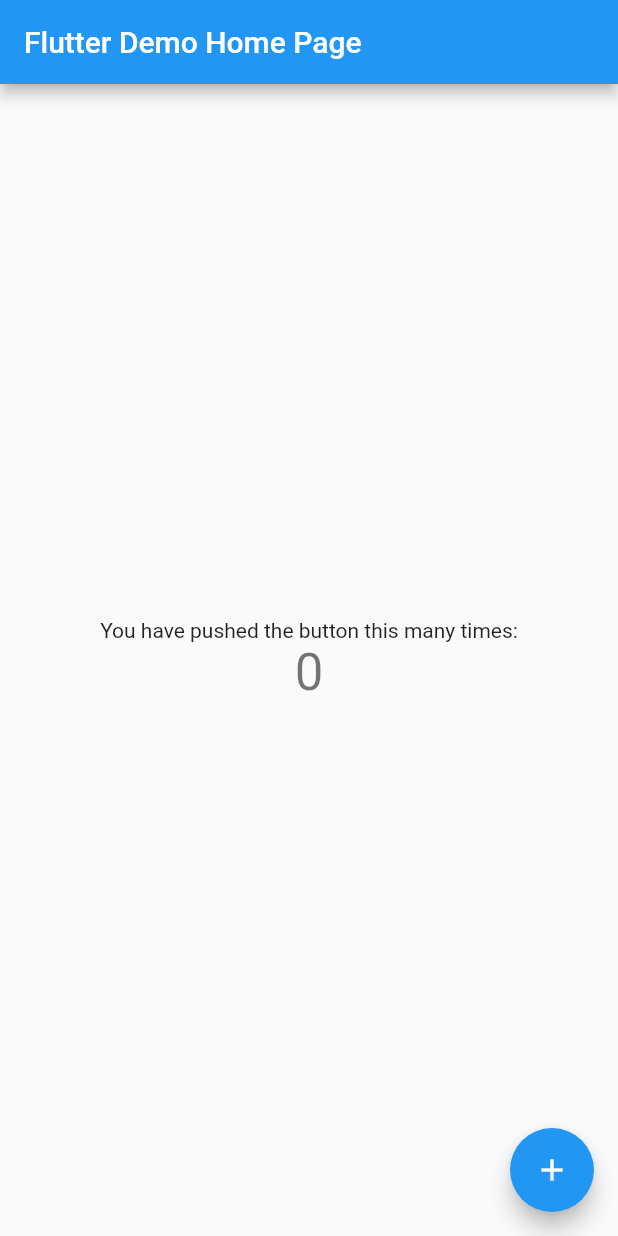
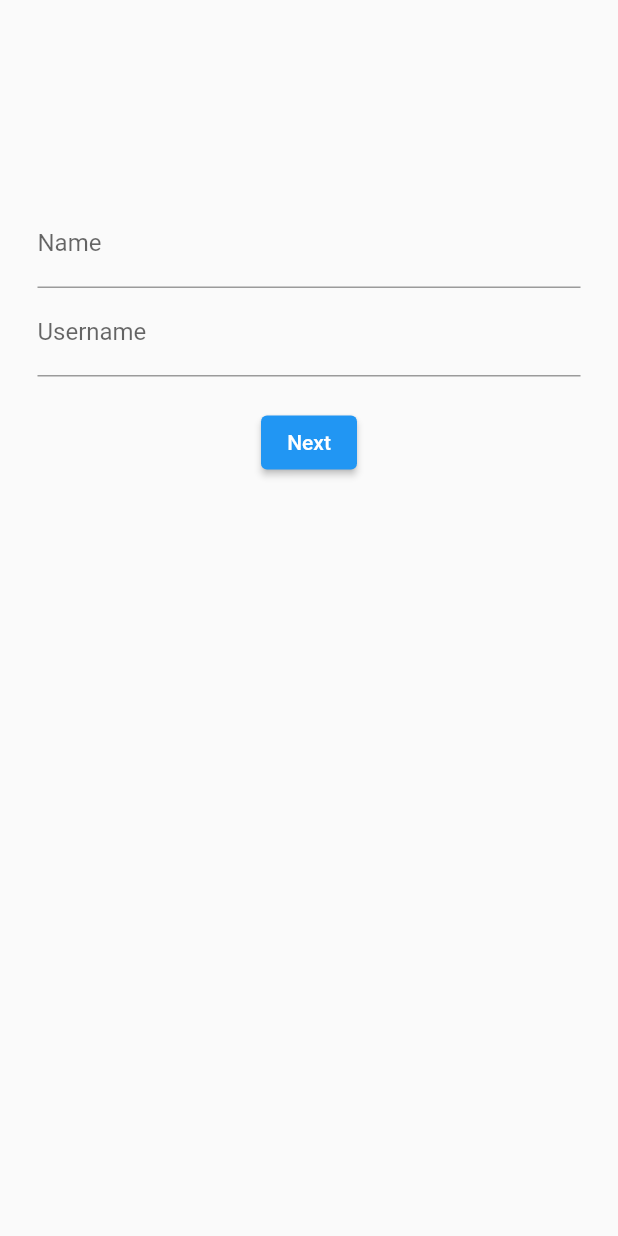
Before and after one commit to MizuPanda/MyApp, a Flutter app: the screen it shows after launch, on a phone screen of 412 x 824 dp. Run offline on Flutter 3.47's test engine with Material 2 defaults, Android fonts, the phone set to English and light mode, and no system bars; our stand-ins replace firebase_auth, firebase_core; accounts and stored records are empty.

Commit message:
first day. stack not working. sign up apge

```diff
--- a/lib/main.dart
+++ b/lib/main.dart
@@ -1,6 +1,11 @@
 import 'package:flutter/material.dart';
+import 'package:firebase_core/firebase_core.dart';
+import 'package:myapp/signup_page.dart';
+import 'firebase_options.dart';
 
-void main() {
+void main() async {
+  WidgetsFlutterBinding.ensureInitialized();
+  await Firebase.initializeApp();
   runApp(const MyApp());
 }
 
@@ -24,7 +29,7 @@ class MyApp extends StatelessWidget {
         // is not restarted.
         primarySwatch: Colors.blue,
       ),
-      home: const MyHomePage(title: 'Flutter Demo Home Page'),
+      home: const SignUpPage(),
     );
   }
 }
--- /dev/null
+++ b/lib/signup_page.dart
@@ -0,0 +1,216 @@
+
+import 'package:flutter/material.dart';
+import 'package:firebase_auth/firebase_auth.dart';
+
+class SignUpPage extends StatefulWidget {
+  const SignUpPage({super.key});
+
+  @override
+  State<SignUpPage> createState() => _SignUpPageState();
+}
+
+class _SignUpPageState extends State<SignUpPage> with TickerProviderStateMixin {
+  final _formKey1 = GlobalKey<FormState>();
+  final _formKey2 = GlobalKey<FormState>();
+  final _formKey3 = GlobalKey<FormState>();
+  late String _name, _username, _email, _country, _password;
+
+  bool _showNameAndUsername = true;
+  bool _showEmailAndCountry = false;
+  bool _showPassword = false;
+
+  late AnimationController _controller;
+  late Animation<double> _opacityAnimation;
+
+  @override
+  void initState() {
+    super.initState();
+    _controller = AnimationController(
+      vsync: this,
+      duration: const Duration(milliseconds: 500),
+    );
+    _opacityAnimation =
+        Tween<double>(begin: 0.0, end: 1.0).animate(_controller);
+  }
+
+  void _showNextSection() {
+    debugPrint("Next1234");
+
+    setState(() {
+      if (_showNameAndUsername) {
+        _showNameAndUsername = false;
+        _showEmailAndCountry = true;
+      } else if (_showEmailAndCountry) {
+        _showEmailAndCountry = false;
+        _showPassword = true;
+      }
+    });
+    _controller.forward();
+  }
+
+  @override
+  Widget build(BuildContext context) {
+    return Scaffold(
+      resizeToAvoidBottomInset: false,
+      body: Padding(
+        padding: const EdgeInsets.all(25),
+        child: Column(
+          mainAxisAlignment: MainAxisAlignment.center,
+          crossAxisAlignment: CrossAxisAlignment.center,
+          children: [
+            Form(
+              key: _formKey1,
+              child: AnimatedOpacity(
+                opacity: _showNameAndUsername ? 1.0 : 0.0,
+                duration: const Duration(milliseconds: 500),
+                child: Column(
+                  children: [
+                    TextFormField(
+                      decoration: const InputDecoration(labelText: "Name",),
+                      validator: (value) {
+                        if (value == null || value.isEmpty) {
+                          return "Please enter your name";
+                        }
+                        return null;
+                      },
+                      onSaved: (value) => _name = value!,
+                    ),
+                    TextFormField(
+                      decoration: const InputDecoration(
+                        labelText: "Username",
+                      ),
+                      validator: (value) {
+                        if (value == null || value.isEmpty) {
+                          return "Please enter your username";
+                        }
+                        return null;
+                      },
+                      onSaved: (value) => _username = value!,
+                    ),
+                    const SizedBox(height: 20.0),
+                    NextButton(_showNextSection, _formKey1),
+                  ],
+                ),
+              ),
+            ),
+            Center(
+              child: Form(
+                key: _formKey2,
+                child: AnimatedOpacity(
+                  opacity: _showEmailAndCountry ? 1.0 : 0.0,
+                  duration: const Duration(milliseconds: 500),
+                  child: Column(
+                    children: [
+                      TextFormField(
+                        decoration: const InputDecoration(
+                          labelText: "Email",
+                        ),
+                        validator: (value) {
+                          if (value == null || value.isEmpty || !value.contains('@')) {
+                            return "Please enter your email";
+                          }
+                          return null;
+                        },
+                        onSaved: (value) => _email = value!,
+                      ),
+                      TextFormField(
+                        decoration: const InputDecoration(
+                          labelText: "Country",
+                        ),
+                        validator: (value) {
+                          if (value!.isEmpty) {
+                            return "Please enter your country";
+                          }
+                          return null;
+                        },
+                        onSaved: (value) => _country = value!,
+                      ),
+                      const SizedBox(height: 20.0),
+          NextButton(_showNextSection, _formKey2),
+                    ],
+                  ),
+                ),
+              ),
+            ),
+            Center(
+              child: Form(
+                key: _formKey3,
+                child: AnimatedOpacity(
+                  opacity: _showPassword ? 1.0 : 0.0,
+                  duration: const Duration(milliseconds: 500),
+                  child: Column(
+                    children: [
+                      TextFormField(
+                        decoration: const InputDecoration(
+                          labelText: "Password",
+                        ),
+                        validator: (value) {
+                          if (value == null || value.isEmpty) {
+                            return "Please enter your password";
+                          }
+                          return null;
+                        },
+                        onSaved: (value) => _password = value!,
+                        obscureText: true,
+                      ),
+                      TextFormField(
+                        decoration: const InputDecoration(
+                          labelText: "Confirm Password",
+                        ),
+                        validator: (value) {
+                          if (value == null || value.isEmpty || value != _password) {
+                            return "Passwords do not match";
+                          }
+                          return null;
+                        },
+                        obscureText: true,
+                      ),
+                      const SizedBox(height: 20.0),
+                      ElevatedButton(
+                        onPressed: () {
+                          if (_formKey3.currentState!.validate()) {
+                            _formKey3.currentState!.save();
+                            // Sign up the user using Firebase here
+                            _submit();
+                          }
+                        },
+                        child: const Text("Sign Up"),
+                      ),
+                    ],
+                  ),
+                ),
+              ),
+            ),
+          ],
+        ),
+      ),
+    );
+  }
+
+  void _submit() {
+      // Sign up with Firebase using _email, _password
+  }
+}
+
+class NextButton extends StatelessWidget {
+  final GlobalKey<FormState> formKey;
+  final Function function;
+
+  const NextButton(this.function, this.formKey, {super.key});
+
+  @override
+  Widget build(BuildContext context) {
+    return ElevatedButton(
+      onPressed: () {
+      if (formKey.currentState!.validate()) {
+        formKey.currentState!.save();
+        function();
+        debugPrint("Validated");
+      } else {
+        debugPrint("Non validate");
+      }
+    },
+      child: const Text("Next"),
+    );
+  }
+}
--- a/pubspec.yaml
+++ b/pubspec.yaml
@@ -36,6 +36,8 @@ dependencies:
   # The following adds the Cupertino Icons font to your application.
   # Use with the CupertinoIcons class for iOS style icons.
   cupertino_icons: ^1.0.2
+  firebase_core: ^2.4.1
+  firebase_auth: ^4.2.5
 
 dev_dependencies:
   flutter_test:
```
Also changed, not shown: lib/firebase_options.dart (added), pubspec.lock, 9 other files.
